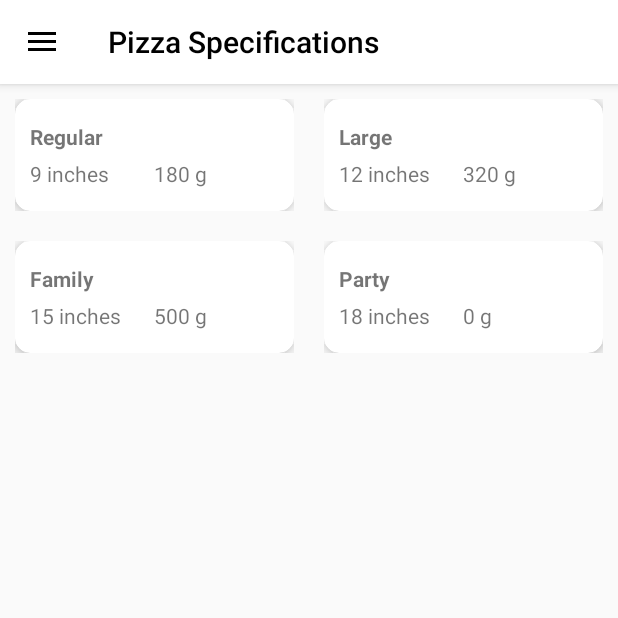
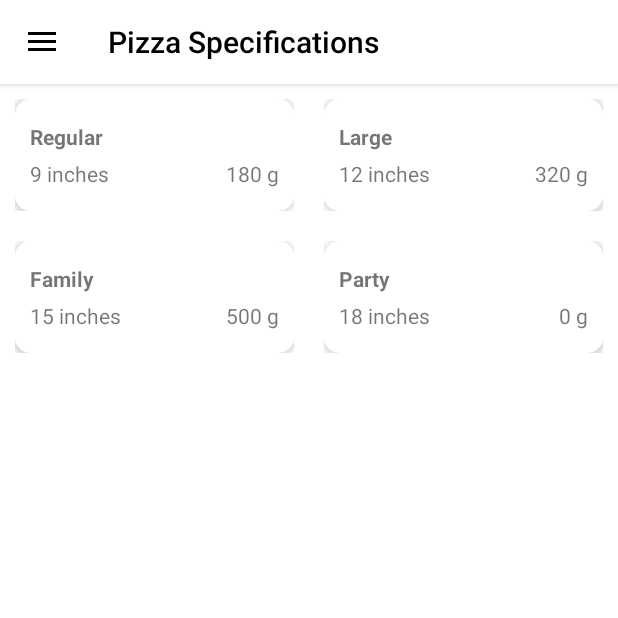
Before and after one commit to emm-an-uel/marcellina-pizzas, an Android app: the screen it shows after launch (MainActivity), in the side drawer, after a tap on "Pizza Specifications", on a phone screen of 412 x 824 dp, the top half of it. Run offline under Robolectric (Android 15) with nearby library versions, the phone set to English and light mode, and no system bars; our stand-ins replace navigation-ui; libraries missing offline, so code that uses them is left out: com.beust.klaxon.

Commit message:
color changes

```diff
--- a/app/src/main/res/layout/fragment_pizza_specs.xml
+++ b/app/src/main/res/layout/fragment_pizza_specs.xml
@@ -4,6 +4,7 @@
     xmlns:tools="http://schemas.android.com/tools"
     android:layout_width="match_parent"
     android:layout_height="match_parent"
+    android:background="?attr/colorPrimary"
     tools:context=".specs.PizzaSpecsFragment">
 
     <androidx.recyclerview.widget.RecyclerView
--- a/app/src/main/res/layout/pizza_specs_item.xml
+++ b/app/src/main/res/layout/pizza_specs_item.xml
@@ -9,6 +9,7 @@
     <androidx.cardview.widget.CardView
         android:layout_width="match_parent"
         android:layout_height="wrap_content"
+        android:backgroundTint="?attr/colorPrimaryContainer"
         app:cardCornerRadius="10dp"
         app:cardElevation="6dp">
 
@@ -44,7 +45,8 @@
                     android:layout_width="0dp"
                     android:layout_height="wrap_content"
                     android:layout_weight="1"
-                    android:text="@string/pizza_weight" />
+                    android:text="@string/pizza_weight"
+                    android:textAlignment="textEnd" />
 
             </LinearLayout>
 
```
